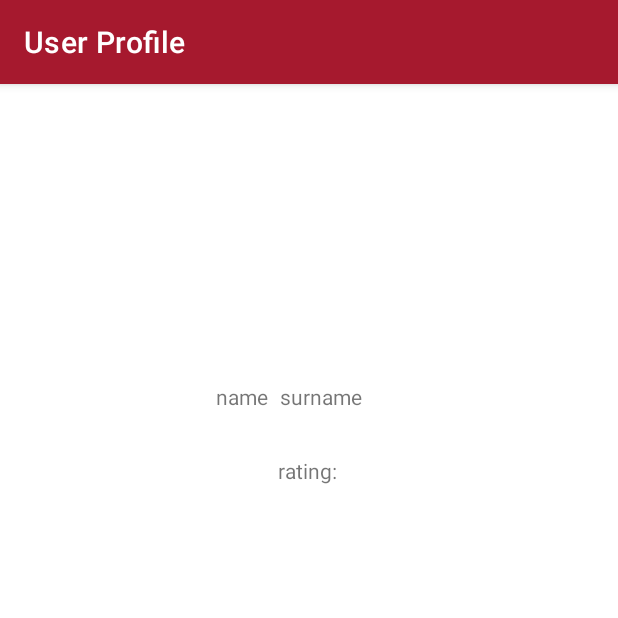
After one commit to ShayGeko/Mounter, an Android app: the UserProfileActivity screen opened directly, with no data from a screen before it, on a phone screen of 412 x 824 dp, the top half of it. The commit adds this screen. Run offline under Robolectric (Android 15) with nearby library versions, the phone set to English and light mode, and no system bars; libraries missing offline, so code that uses them is left out: io.realm, io.realm.mongodb; 3 statements that could not run were skipped.

Commit message:
:construction: user profile

```diff
--- /dev/null
+++ b/app/src/main/java/com/example/mounter/profile/UserProfileActivity.java
@@ -0,0 +1,49 @@
+package com.example.mounter.profile;
+
+import androidx.appcompat.app.AppCompatActivity;
+
+import android.os.Bundle;
+import android.util.Log;
+import android.widget.TextView;
+
+import com.example.mounter.R;
+import com.example.mounter.data.model.UserInfoModel;
+
+import io.realm.Realm;
+import io.realm.mongodb.User;
+
+import static com.example.mounter.Mounter.mounter;
+
+public class UserProfileActivity extends AppCompatActivity {
+
+    @Override
+    protected void onCreate(Bundle savedInstanceState) {
+        super.onCreate(savedInstanceState);
+        setContentView(R.layout.activity_user_profile);
+
+        User user = mounter.currentUser();
+        Realm realm = Realm.getDefaultInstance();
+
+        realm.executeTransactionAsync(transactionRealm -> {
+            UserInfoModel userInfo = transactionRealm
+                    .where(UserInfoModel.class)
+                    .equalTo("_userId", user.getId())
+                    .findFirst();
+
+            setUpUserProfile(userInfo);
+
+            transactionRealm.close();
+        });
+
+    }
+
+    private void setUpUserProfile(UserInfoModel userInfo){
+        TextView nameTextView = findViewById(R.id.user_name);
+        TextView surnameTextView = findViewById(R.id.user_surname);
+        TextView ratingTextView = findViewById(R.id.rating);
+
+        nameTextView.setText(userInfo.getName());
+        surnameTextView.setText(userInfo.getSurname());
+        ratingTextView.append(String.valueOf(userInfo.getRating()));
+    }
+}
--- /dev/null
+++ b/app/src/main/res/layout/activity_user_profile.xml
@@ -0,0 +1,45 @@
+<?xml version="1.0" encoding="utf-8"?>
+<androidx.constraintlayout.widget.ConstraintLayout xmlns:android="http://schemas.android.com/apk/res/android"
+    xmlns:app="http://schemas.android.com/apk/res-auto"
+    xmlns:tools="http://schemas.android.com/tools"
+    android:layout_width="match_parent"
+    android:layout_height="match_parent"
+    tools:context=".profile.UserProfileActivity">
+
+    <TextView
+        android:id="@+id/user_name"
+        android:layout_width="wrap_content"
+        android:layout_height="wrap_content"
+        android:text="@string/name"
+        app:layout_constraintBottom_toBottomOf="parent"
+        app:layout_constraintEnd_toEndOf="parent"
+        app:layout_constraintHorizontal_bias="0.382"
+        app:layout_constraintStart_toStartOf="parent"
+        app:layout_constraintTop_toTopOf="parent"
+        app:layout_constraintVertical_bias="0.265"/>
+
+    <TextView
+        android:id="@+id/user_surname"
+        android:layout_width="wrap_content"
+        android:layout_height="wrap_content"
+        android:text="@string/surname"
+        app:layout_constraintBottom_toTopOf="@+id/rating"
+        app:layout_constraintEnd_toEndOf="parent"
+        app:layout_constraintHorizontal_bias="0.045"
+        app:layout_constraintStart_toEndOf="@+id/user_name"
+        app:layout_constraintTop_toTopOf="@+id/user_name"
+        app:layout_constraintVertical_bias="0.0"/>
+
+    <TextView
+        android:id="@+id/rating"
+        android:layout_width="wrap_content"
+        android:layout_height="wrap_content"
+        android:text="@string/rating"
+        app:layout_constraintBottom_toBottomOf="parent"
+        app:layout_constraintEnd_toEndOf="parent"
+        app:layout_constraintHorizontal_bias="0.498"
+        app:layout_constraintStart_toStartOf="parent"
+        app:layout_constraintTop_toTopOf="parent"
+        app:layout_constraintVertical_bias="0.331" />
+
+</androidx.constraintlayout.widget.ConstraintLayout>
--- a/app/src/main/res/values/strings.xml
+++ b/app/src/main/res/values/strings.xml
@@ -15,10 +15,14 @@
     <string name="createListing">Create Listing</string>
     <string name="title_activity_login">MounteR Login</string>
     <string name="title_activity_ride_search">Available rides</string>
+    <string name = "user_profile">User Profile</string>
     <string name="action_settings">Settings</string>
     <string name="my_ride_companion_label_text">My ride companion:</string>
     <string name="my_scheduled_ride_label_text">My scheduled ride:</string>
     <string name="is_in_good_standing">Is in good standing</string>
     <string name="john_doe">John Doe</string>
     <string name="designed_by_team_4">Designed by team 4</string>
+    <string name="rating">rating:</string>
+    <string name="surname">surname</string>
+    <string name="name">name</string>
 </resources>
```
Also changed, not shown: app/src/main/AndroidManifest.xml (+6 -2 lines), app/src/main/java/com/example/mounter/data/model/UserInfoModel.java (+4 -4 lines).
